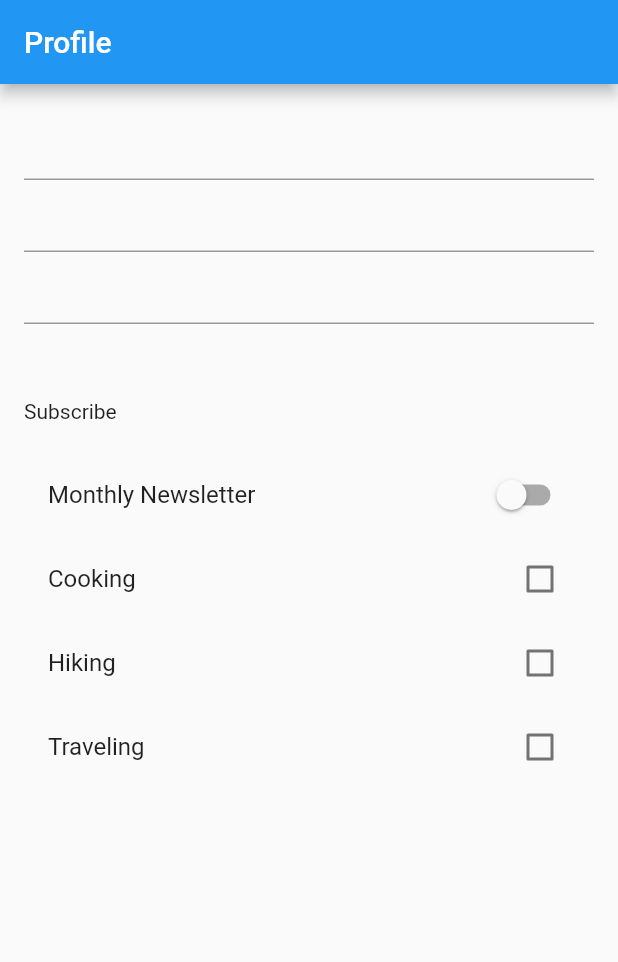
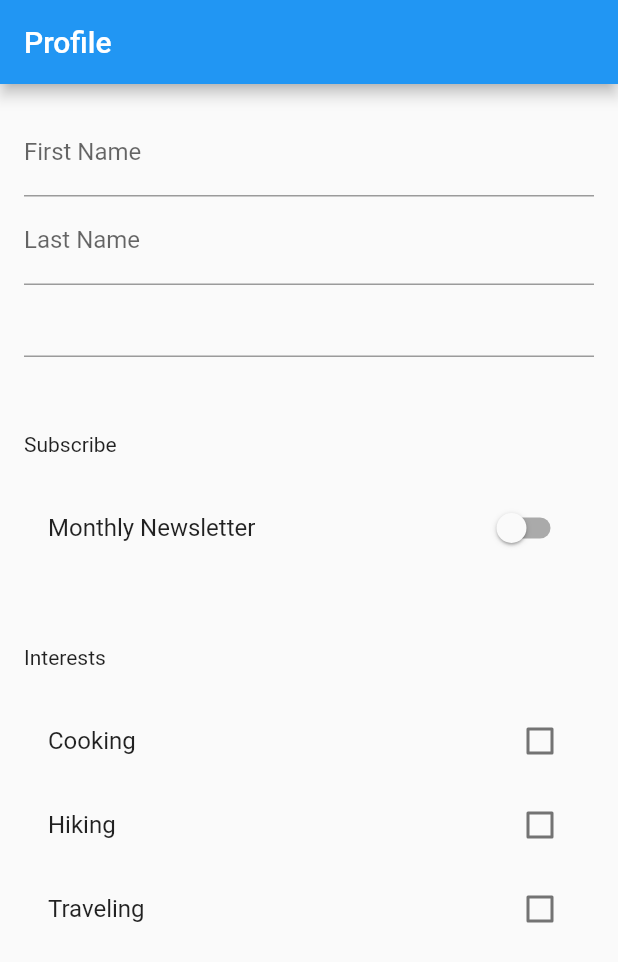
Before and after one commit to RitikaT19/Form_Flutter, a Flutter app: the screen it shows after launch, on a phone screen of 412 x 824 dp. Shown: the top 962 px of the screen. Run offline on Flutter 3.47's test engine with Material 2 defaults, Android fonts, the phone set to English and light mode, and no system bars; missing offline and left inert: dart:html.

Commit message:
feat: decoration and validator for TextFormField

```diff
--- a/lib/screens/home_material.dart
+++ b/lib/screens/home_material.dart
@@ -22,8 +22,23 @@ class _HomeMaterialState extends State<HomeMaterial> {
                     child: Column(
                         crossAxisAlignment: CrossAxisAlignment.stretch,
                         children: [
-                          TextFormField(),
-                          TextFormField(),
+                          TextFormField(
+                            decoration:
+                                InputDecoration(labelText: 'First Name'),
+                            validator: (value) {
+                              if (value!.isEmpty) {
+                                return 'Please enter your first name';
+                              }
+                            },
+                          ),
+                          TextFormField(
+                            decoration: InputDecoration(labelText: 'Last Name'),
+                            validator: (value) {
+                              if (value!.isEmpty) {
+                                return 'Please enter your first name';
+                              }
+                            },
+                          ),
                           TextFormField(),
                           Container(
                               padding: const EdgeInsets.fromLTRB(0, 50, 0, 20),
@@ -33,6 +48,9 @@ class _HomeMaterialState extends State<HomeMaterial> {
                               value: _user.newsletter,
                               onChanged: (bool val) =>
                                   setState(() => _user.newsletter = val)),
+                          Container(
+                              padding: const EdgeInsets.fromLTRB(0, 50, 0, 20),
+                              child: Text('Interests')),
                           CheckboxListTile(
                               title: const Text('Cooking'),
                               value: _user.passions[User.PassionCooking],
```
